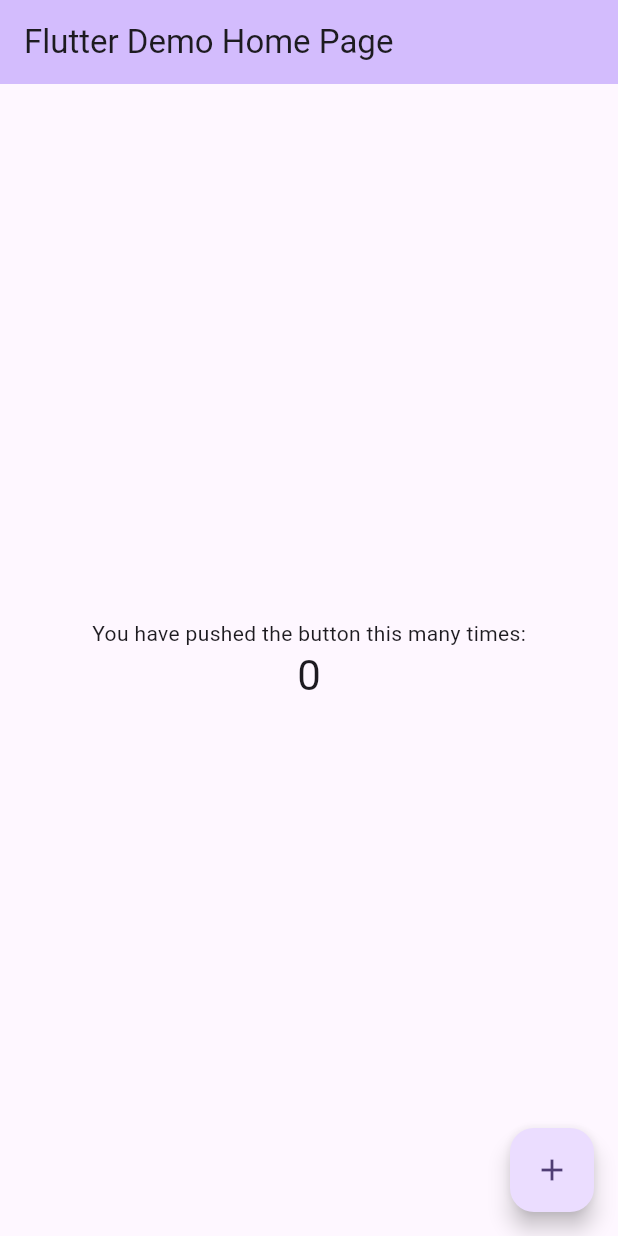
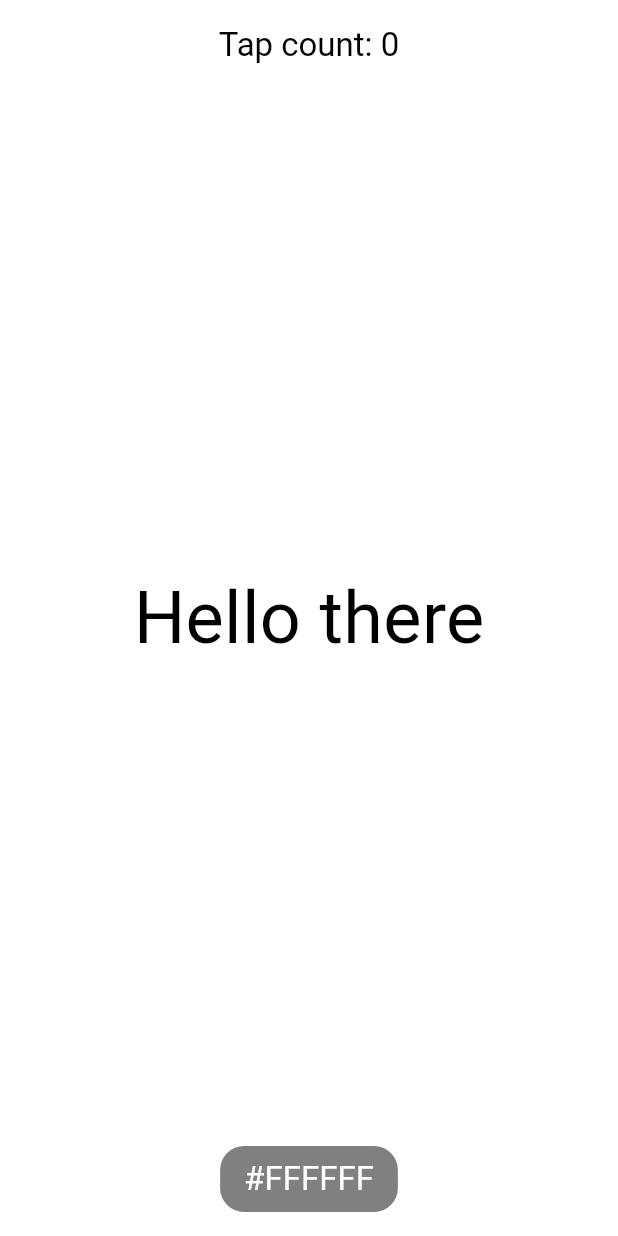
Before and after one commit to eldercarvalho/hello-color-app, a Flutter app: the screen it shows after launch, on a phone screen of 412 x 824 dp. Run offline on Flutter 3.47's test engine with Material 3 defaults, Android fonts, the phone set to English and light mode, and no system bars; our stand-ins replace google_fonts.

Commit message:
feat: created changing background color app

```diff
--- /dev/null
+++ b/lib/hello_color_app.dart
@@ -0,0 +1,12 @@
+import 'package:flutter/material.dart';
+
+import 'ui/features/home/home_page.dart';
+
+class HelloColorApp extends StatelessWidget {
+  const HelloColorApp({super.key});
+
+  @override
+  Widget build(BuildContext context) {
+    return MaterialApp(home: HomePage());
+  }
+}
--- a/lib/main.dart
+++ b/lib/main.dart
@@ -1,122 +1,7 @@
 import 'package:flutter/material.dart';
 
+import 'hello_color_app.dart';
+
 void main() {
-  runApp(const MyApp());
+  runApp(const HelloColorApp());
 }
-
-class MyApp extends StatelessWidget {
-  const MyApp({super.key});
-
-  // This widget is the root of your application.
-  @override
-  Widget build(BuildContext context) {
-    return MaterialApp(
-      title: 'Flutter Demo',
-      theme: ThemeData(
-        // This is the theme of your application.
-        //
-        // TRY THIS: Try running your application with "flutter run". You'll see
-        // the application has a purple toolbar. Then, without quitting the app,
-        // try changing the seedColor in the colorScheme below to Colors.green
-        // and then invoke "hot reload" (save your changes or press the "hot
-        // reload" button in a Flutter-supported IDE, or press "r" if you used
-        // the command line to start the app).
-        //
-        // Notice that the counter didn't reset back to zero; the application
-        // state is not lost during the reload. To reset the state, use hot
-        // restart instead.
-        //
-        // This works for code too, not just values: Most code changes can be
-        // tested with just a hot reload.
-        colorScheme: ColorScheme.fromSeed(seedColor: Colors.deepPurple),
-      ),
-      home: const MyHomePage(title: 'Flutter Demo Home Page'),
-    );
-  }
-}
-
-class MyHomePage extends StatefulWidget {
-  const MyHomePage({super.key, required this.title});
-
-  // This widget is the home page of your application. It is stateful, meaning
-  // that it has a State object (defined below) that contains fields that affect
-  // how it looks.
-
-  // This class is the configuration for the state. It holds the values (in this
-  // case the title) provided by the parent (in this case the App widget) and
-  // used by the build method of the State. Fields in a Widget subclass are
-  // always marked "final".
-
-  final String title;
-
-  @override
-  State<MyHomePage> createState() => _MyHomePageState();
-}
-
-class _MyHomePageState extends State<MyHomePage> {
-  int _counter = 0;
-
-  void _incrementCounter() {
-    setState(() {
-      // This call to setState tells the Flutter framework that something has
-      // changed in this State, which causes it to rerun the build method below
-      // so that the display can reflect the updated values. If we changed
-      // _counter without calling setState(), then the build method would not be
-      // called again, and so nothing would appear to happen.
-      _counter++;
-    });
-  }
-
-  @override
-  Widget build(BuildContext context) {
-    // This method is rerun every time setState is called, for instance as done
-    // by the _incrementCounter method above.
-    //
-    // The Flutter framework has been optimized to make rerunning build methods
-    // fast, so that you can just rebuild anything that needs updating rather
-    // than having to individually change instances of widgets.
-    return Scaffold(
-      appBar: AppBar(
-        // TRY THIS: Try changing the color here to a specific color (to
-        // Colors.amber, perhaps?) and trigger a hot reload to see the AppBar
-        // change color while the other colors stay the same.
-        backgroundColor: Theme.of(context).colorScheme.inversePrimary,
-        // Here we take the value from the MyHomePage object that was created by
-        // the App.build method, and use it to set our appbar title.
-        title: Text(widget.title),
-      ),
-      body: Center(
-        // Center is a layout widget. It takes a single child and positions it
-        // in the middle of the parent.
-        child: Column(
-          // Column is also a layout widget. It takes a list of children and
-          // arranges them vertically. By default, it sizes itself to fit its
-          // children horizontally, and tries to be as tall as its parent.
-          //
-          // Column has various properties to control how it sizes itself and
-          // how it positions its children. Here we use mainAxisAlignment to
-          // center the children vertically; the main axis here is the vertical
-          // axis because Columns are vertical (the cross axis would be
-          // horizontal).
-          //
-          // TRY THIS: Invoke "debug painting" (choose the "Toggle Debug Paint"
-          // action in the IDE, or press "p" in the console), to see the
-          // wireframe for each widget.
-          mainAxisAlignment: MainAxisAlignment.center,
-          children: <Widget>[
-            const Text('You have pushed the button this many times:'),
-            Text(
-              '$_counter',
-              style: Theme.of(context).textTheme.headlineMedium,
-            ),
-          ],
-        ),
-      ),
-      floatingActionButton: FloatingActionButton(
-        onPressed: _incrementCounter,
-        tooltip: 'Increment',
-        child: const Icon(Icons.add),
-      ), // This trailing comma makes auto-formatting nicer for build methods.
-    );
-  }
-}
--- /dev/null
+++ b/lib/ui/features/home/home_page.dart
@@ -0,0 +1,58 @@
+import 'dart:math';
+
+import 'package:flutter/material.dart';
+
+import '../../shared/extensions/color.dart';
+import '../../shared/resources/fonts.dart';
+import 'widgets/color_panel.dart';
+
+class HomePage extends StatefulWidget {
+  const HomePage({super.key});
+
+  @override
+  State<HomePage> createState() => _HomePageState();
+}
+
+class _HomePageState extends State<HomePage> {
+  final _random = Random();
+  final _tapsToShowResetButton = 3;
+  Color _color = Colors.white;
+  int _tapCount = 0;
+  int _fontIndex = 0;
+
+  void _changeColor() {
+    setState(() {
+      _color = _color.toRandomColor();
+      _tapCount++;
+      _fontIndex = _random.nextInt(fonts.length - 1);
+    });
+  }
+
+  void _reset() {
+    setState(() {
+      _tapCount = 0;
+      _fontIndex = 0;
+      _color = Colors.white;
+    });
+  }
+
+  @override
+  Widget build(BuildContext context) {
+    return Scaffold(
+      body: ColorPanel(
+        color: _color,
+        text: 'Hello there',
+        textStyle: fonts[_fontIndex],
+        count: _tapCount,
+        onTap: _changeColor,
+      ),
+      floatingActionButton: Visibility(
+        visible: _tapCount > _tapsToShowResetButton,
+        child: FloatingActionButton(
+          child: Icon(Icons.refresh, size: 30, color: _color),
+          onPressed: _reset,
+        ),
+      ),
+    );
+  }
+}
--- /dev/null
+++ b/lib/ui/features/home/widgets/color_hex_badge.dart
@@ -0,0 +1,16 @@
+import 'package:flutter/material.dart';
+
+class ColorHexBadge extends StatelessWidget {
+  const ColorHexBadge({super.key, required this.hexColor});
+
+  final String hexColor;
+
+  @override
+  Widget build(BuildContext context) {
+    return Container(
+      padding: EdgeInsets.symmetric(horizontal: 16, vertical: 8),
+      decoration: BoxDecoration(color: Colors.black.withValues(alpha: 0.5), borderRadius: BorderRadius.circular(16)),
+      child: Text(hexColor, style: Theme.of(context).textTheme.titleLarge?.copyWith(color: Colors.white)),
+    );
+  }
+}
--- /dev/null
+++ b/lib/ui/features/home/widgets/color_panel.dart
@@ -0,0 +1,69 @@
+import 'package:flutter/material.dart';
+import 'package:hello_color_app/ui/shared/extensions/color.dart';
+
+import 'color_hex_badge.dart';
+
+class ColorPanel extends StatelessWidget {
+  const ColorPanel({
+    super.key,
+    required this.color,
+    required this.onTap,
+    required this.text,
+    required this.textStyle,
+    required this.count,
+  });
+
+  final Color color;
+  final VoidCallback onTap;
+  final String text;
+  final int count;
+  final TextStyle textStyle;
+
+  @override
+  Widget build(BuildContext context) {
+    final textColor = color.isDarkColor ? Colors.white : Colors.black;
+
+    return GestureDetector(
+      onTap: onTap,
+      child: Stack(
+        children: [
+          AnimatedContainer(
+            duration: Duration(milliseconds: 200),
+            color: color,
+            child: Center(
+              child: Padding(
+                padding: const EdgeInsets.symmetric(horizontal: 16),
+                child: FittedBox(
+                  child: Text(text, style: textStyle.copyWith(fontSize: 48, color: textColor)),
+                ),
+              ),
+            ),
+          ),
+          Positioned(
+            top: 16,
+            left: 0,
+            right: 0,
+            child: SafeArea(
+              bottom: false,
+              child: Center(
+                child: Text(
+                  'Tap count: $count',
+                  style: Theme.of(context).textTheme.titleLarge?.copyWith(color: textColor),
+                ),
+              ),
+            ),
+          ),
+          Positioned(
+            bottom: 16,
+            left: 0,
+            right: 0,
+            child: SafeArea(
+              top: false,
+              child: Center(child: ColorHexBadge(hexColor: color.toHexString())),
+            ),
+          ),
+        ],
+      ),
+    );
+  }
+}
--- /dev/null
+++ b/lib/ui/shared/resources/fonts.dart
@@ -0,0 +1,17 @@
+import 'package:google_fonts/google_fonts.dart';
+
+final fonts = [
+  GoogleFonts.roboto(),
+  GoogleFonts.bungeeShade(),
+  GoogleFonts.playwriteDeSas(),
+  GoogleFonts.vampiroOne(),
+  GoogleFonts.amiri(),
+  GoogleFonts.gravitasOne(),
+  GoogleFonts.caveat(),
+  GoogleFonts.lobsterTwo(),
+  GoogleFonts.sacramento(),
+  GoogleFonts.oleoScriptSwashCaps(),
+  GoogleFonts.lilyScriptOne(),
+  GoogleFonts.marckScript(),
+  GoogleFonts.handlee(),
+];
```
Also changed, not shown: lib/ui/shared/extensions/color.dart (added, +20 -0 lines), pubspec.yaml (+2 -36 lines), pubspec.lock, 10 other files.
